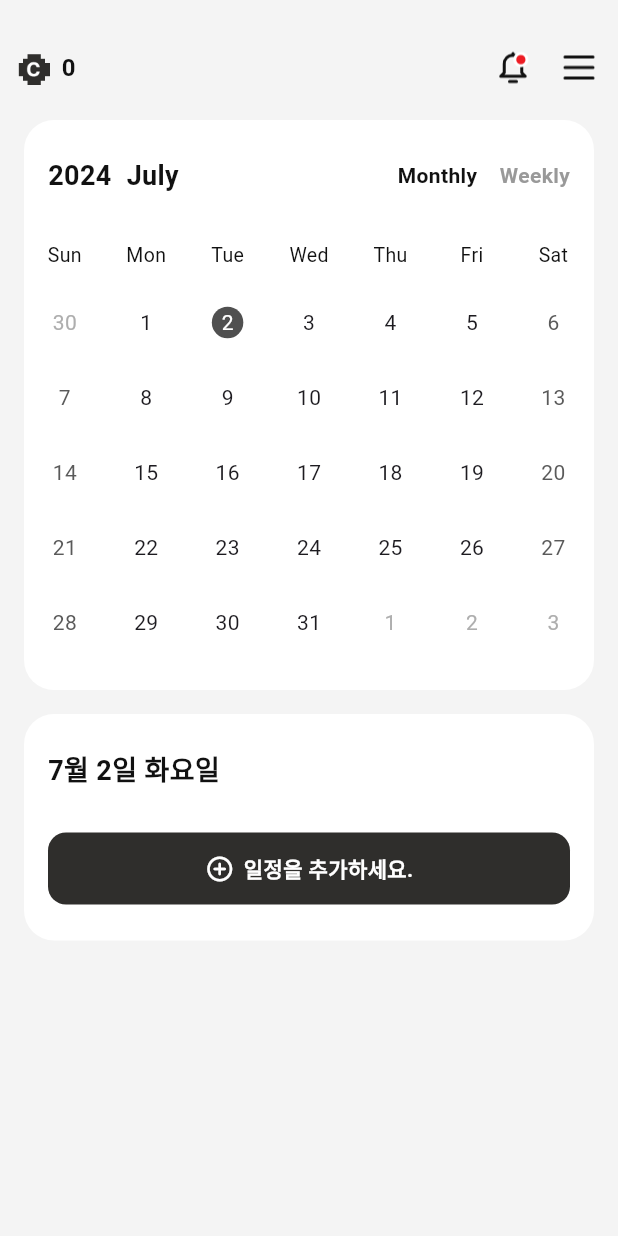
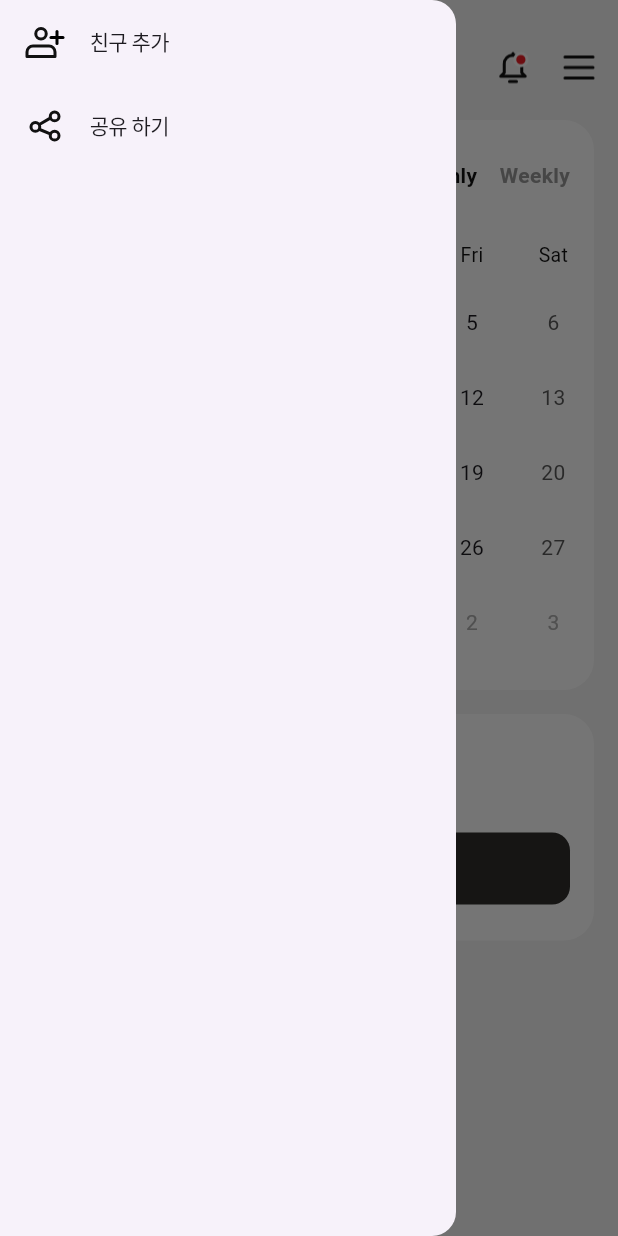
Before and after one commit to itsTimePlanear/planear, a Flutter app: the MainScreen screen opened directly, with the side drawer open (before the commit the screen has no drawer), on a phone screen of 412 x 824 dp. Run offline on Flutter 3.47's test engine with Material 3 defaults, Android fonts, the phone set to English and light mode, and no system bars; drawn by our look-alikes of table_calendar; our stand-ins replace carousel_slider, flutter_riverpod, flutter_secure_storage, flutter_svg, flutter_svg_provider, gap and 3 more; accounts and stored records are empty; Roboto replaces fonts that are missing (Pretendard, PretendardRegular).

Commit message:
앱바 drawer 추가

```diff
--- a/lib/main.dart
+++ b/lib/main.dart
@@ -33,7 +33,7 @@ class MyApp extends ConsumerWidget {
       supportedLocales: [Locale('ko')],
       debugShowCheckedModeBanner: false,
       home: Scaffold(
-        body: StateMessageQa(),
+        body: MainScreen(),
       ),
     );
   }
--- a/lib/screen/main_screen/main_screen.dart
+++ b/lib/screen/main_screen/main_screen.dart
@@ -5,7 +5,9 @@ import 'package:planear/riverpod/mainpage_riverpod.dart';
 import 'package:planear/screen/avatar_screen/avatar_page.dart';
 import 'package:planear/screen/calendar_screen/calendar_screen_modal_bottom_sheet.dart';
 import 'package:planear/screen/calendar_screen/main_calendar_screen.dart';
+import 'package:planear/screen/social/custom_drawer.dart';
 import 'package:planear/widgets/custom_appbar.dart';
+import 'package:planear/widgets/custom_main_appbar.dart';
 
 class MainScreen extends ConsumerStatefulWidget {
   const MainScreen({super.key});
@@ -28,9 +30,10 @@ class _MainScreenState extends ConsumerState<MainScreen> {
       child: Stack(
         children: [
           Scaffold(
+            drawer: CustomDrawer(),
             backgroundColor: const Color(0xFFF4F4F4),
             appBar: const PreferredSize(
-                preferredSize: Size.fromHeight(60), child: MainAppBar()),
+                preferredSize: Size.fromHeight(60), child: CustomMainAppbar()),
             body: SafeArea(
               child: widgetOptions.elementAt(idxState),
             ),
--- /dev/null
+++ b/lib/screen/social/custom_drawer.dart
@@ -0,0 +1,36 @@
+import 'package:flutter/material.dart';
+import 'package:flutter_svg/flutter_svg.dart';
+import 'package:planear/theme/font_styles.dart';
+
+class CustomDrawer extends StatelessWidget{
+
+   const CustomDrawer({super.key});
+
+  @override
+  Widget build(BuildContext context) {
+
+    return Drawer(
+      child: ListView(
+        padding: EdgeInsets.zero,
+        children:
+          <Widget>[
+            ListTile(
+              leading: SvgPicture.asset("assets/icons/mypage.svg"),
+              title: Text("친구 추가", style: FontStyles.Main,),
+              onTap: (){
+
+              },
+            ),
+            ListTile(
+              leading: SvgPicture.asset("assets/icons/share.svg"),
+              title: Text("공유 하기", style: FontStyles.Main,),
+              onTap: (){
+
+              },
+            ),
+          ]
+        )
+    );
+  }
+
+}
--- /dev/null
+++ b/lib/widgets/custom_main_appbar.dart
@@ -0,0 +1,101 @@
+import 'package:flutter/material.dart';
+import 'package:flutter/widgets.dart';
+import 'package:flutter_svg_provider/flutter_svg_provider.dart';
+import 'package:gap/gap.dart';
+import 'package:hooks_riverpod/hooks_riverpod.dart';
+import 'package:planear/riverpod/avatar_page_riverpod/avatar_page_riverpod.dart';
+import 'package:planear/riverpod/coin_riverpod.dart';
+import 'package:planear/riverpod/mainpage_riverpod.dart';
+import 'package:planear/screen/social/custom_drawer.dart';
+import 'package:planear/theme/assets.dart';
+
+class CustomMainAppbar extends ConsumerStatefulWidget {
+  const CustomMainAppbar({super.key});
+
+  @override
+  ConsumerState<ConsumerStatefulWidget> createState() => _CustomMainAppBarState();
+}
+
+class IsDrawerOpen extends StateNotifier<bool>{
+  IsDrawerOpen() : super(false);
+
+  void toggleDrawer() {
+    state = !state;
+  }
+}
+final drawerStateProvider = StateNotifierProvider<IsDrawerOpen,bool>((ref) {return IsDrawerOpen();});
+
+class _CustomMainAppBarState extends ConsumerState<CustomMainAppbar> {
+  @override
+  Widget build(BuildContext context) {
+    final coin = ref.watch(coinChangeStateNotifierProvider);
+    final isDrawerOpen = ref.read(drawerStateProvider.notifier);
+    final GlobalKey<ScaffoldState> _scaffoldKey = GlobalKey<ScaffoldState>();
+
+    return Container(
+        height: 30,
+        margin: const EdgeInsets.only(left: 12, right: 12, top: 30),
+        child: Row(
+          children: [
+            SizedBox(
+              width: 63,
+              child: Row(
+                children: [
+                  Container(
+                    width: 21,
+                    height: 30,
+                    decoration: const BoxDecoration(
+                        image: DecorationImage(image: AssetImage(Assets.coin))),
+                  ),
+                  const Gap(8),
+                  Text(
+                    '$coin',
+                    style: const TextStyle(
+                      color: Color(0xFF111111),
+                      fontSize: 16,
+                      fontFamily: 'Pretendard',
+                      fontWeight: FontWeight.w600,
+                    ),
+                  )
+                ],
+              ),
+            ),
+            const Spacer(),
+            GestureDetector(
+              onTap: () {
+              },
+              child: Container(
+                width: 28,
+                height: 28,
+                decoration: BoxDecoration(
+                    image: DecorationImage(
+                        image: Svg(Assets.appbar_bell))),
+              ),
+            ),
+            const SizedBox(width: 16),
+            GestureDetector(
+        onTap: () {
+          print("누름");
+          isDrawerOpen.toggleDrawer();
+          if (isDrawerOpen.state) {
+                  Scaffold.of(context).openDrawer();
+                            print("누름2");
+                            print(isDrawerOpen.state);
+                            isDrawerOpen.toggleDrawer();
+
+                }
+                print(isDrawerOpen.state);
+
+        },
+
+        child: Container(
+          width: 28,
+          height: 28,
+          decoration: BoxDecoration(
+              image: DecorationImage(
+                  image: Svg(Assets.appbar_hambur))),
+        ))
+          ],
+        ));
+  }
+}
```
Also changed, not shown: assets/icons/mypage.svg (added), assets/icons/share.svg (added).
